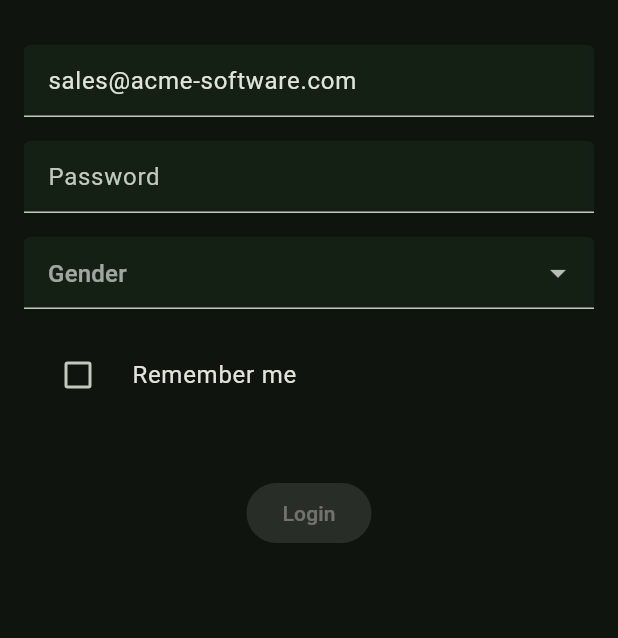
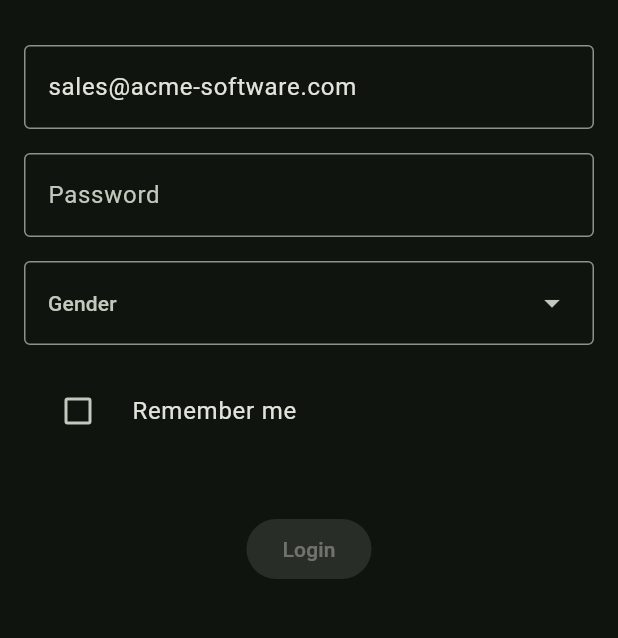
Before and after one commit to AcmeSoftwareLLC/uniform, a Flutter app: the screen it shows after launch, on a phone screen of 412 x 824 dp, the part 63-701 px from its top. Run offline on Flutter 3.47's test engine with Material 2 defaults, Android fonts, the phone set to English and light mode, and no system bars.

Commit message:
:art: make use of submitted state

```diff
--- a/example/lib/fields/checkbox_input_field.dart
+++ b/example/lib/fields/checkbox_input_field.dart
@@ -19,6 +19,7 @@ class CheckboxInputField extends StatelessWidget {
       builder: (context, controller, _) {
         return CheckboxListTile(
           value: controller.value,
+          enabled: !controller.isSubmitted,
           onChanged: controller.onChanged,
           controlAffinity: ListTileControlAffinity.leading,
           title: Text(label),
--- /dev/null
+++ b/example/lib/fields/form_button.dart
@@ -0,0 +1,24 @@
+import 'package:flutter/material.dart';
+import 'package:uniform/uniform.dart';
+
+class FormButton extends StatelessWidget {
+  const FormButton({required this.onPressed, required this.child, super.key});
+
+  final VoidCallback onPressed;
+  final Widget child;
+
+  @override
+  Widget build(BuildContext context) {
+    return InputActionBuilder(
+      builder: (context, controller, _) {
+        final isEnabled = controller.contains({InputFormState.touched}) &&
+            !controller.isSubmitted;
+
+        return FilledButton(
+          onPressed: isEnabled ? onPressed : null,
+          child: controller.isSubmitted ? const Text('Submitting...') : child,
+        );
+      },
+    );
+  }
+}
--- a/example/lib/fields/text_input_field.dart
+++ b/example/lib/fields/text_input_field.dart
@@ -29,6 +29,7 @@ class TextInputField extends StatelessWidget {
           ),
           onChanged: controller.onChanged,
           obscureText: obscureText,
+          enabled: !controller.isSubmitted,
         );
       },
     );
--- a/example/lib/login_page.dart
+++ b/example/lib/login_page.dart
@@ -2,6 +2,7 @@ import 'package:flutter/material.dart';
 import 'package:uniform/uniform.dart';
 import 'package:uniform_example/fields/checkbox_input_field.dart';
 import 'package:uniform_example/fields/dropdown_input_field.dart';
+import 'package:uniform_example/fields/form_button.dart';
 import 'package:uniform_example/fields/text_input_field.dart';
 import 'package:uniform_example/login_view_model.dart';
 
@@ -46,10 +47,11 @@ class _LoginPageState extends State<LoginPage> {
               DropdownInputField(
                 tag: LoginFormTags.gender,
                 hintText: 'Gender',
-                items: [
+                menuEntries: [
                   for (final gender in Gender.values)
-                    DropdownMenuItem(value: gender, child: Text(gender.name)),
+                    DropdownMenuEntry(value: gender, label: gender.name),
                 ],
+                width: MediaQuery.sizeOf(context).width - 32,
               ),
               const SizedBox(height: 16),
               const CheckboxInputField(
@@ -57,15 +59,9 @@ class _LoginPageState extends State<LoginPage> {
                 label: 'Remember me',
               ),
               const SizedBox(height: 40),
-              InputActionBuilder(
-                builder: (context, controller, _) {
-                  return FilledButton(
-                    onPressed: controller.contains({InputFormState.touched})
-                        ? viewModel.login
-                        : null,
-                    child: const Text('Login'),
-                  );
-                },
+              FormButton(
+                onPressed: viewModel.login,
+                child: const Text('Login'),
               ),
             ],
           ),
--- a/example/lib/main.dart
+++ b/example/lib/main.dart
@@ -10,15 +10,19 @@ class UniformExampleApp extends StatelessWidget {
 
   @override
   Widget build(BuildContext context) {
+    const inputDecorationTheme = InputDecorationTheme(
+      border: OutlineInputBorder(),
+    );
+
     return MaterialApp(
       title: 'Uniform Demo',
       theme: ThemeData(
         colorSchemeSeed: Colors.green,
         brightness: Brightness.dark,
         useMaterial3: true,
-        inputDecorationTheme: InputDecorationTheme(
-          fillColor: Colors.green.withAlpha(20),
-          filled: true,
+        inputDecorationTheme: inputDecorationTheme,
+        dropdownMenuTheme: const DropdownMenuThemeData(
+          inputDecorationTheme: inputDecorationTheme,
         ),
       ),
       home: const LoginPage(),
```
Also changed, not shown: example/lib/fields/dropdown_input_field.dart (+19 -10 lines), example/lib/login_view_model.dart (+8 -1 lines).
